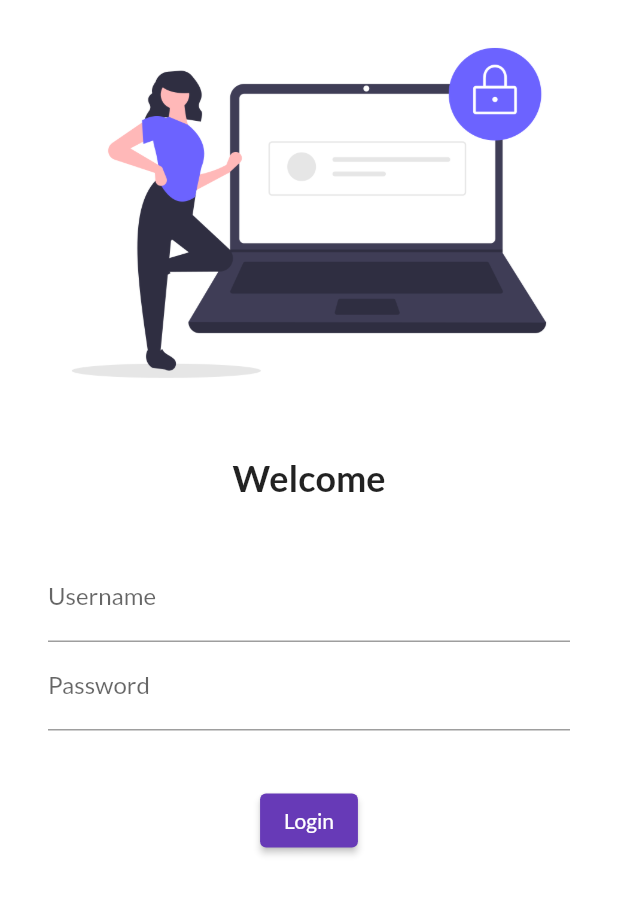
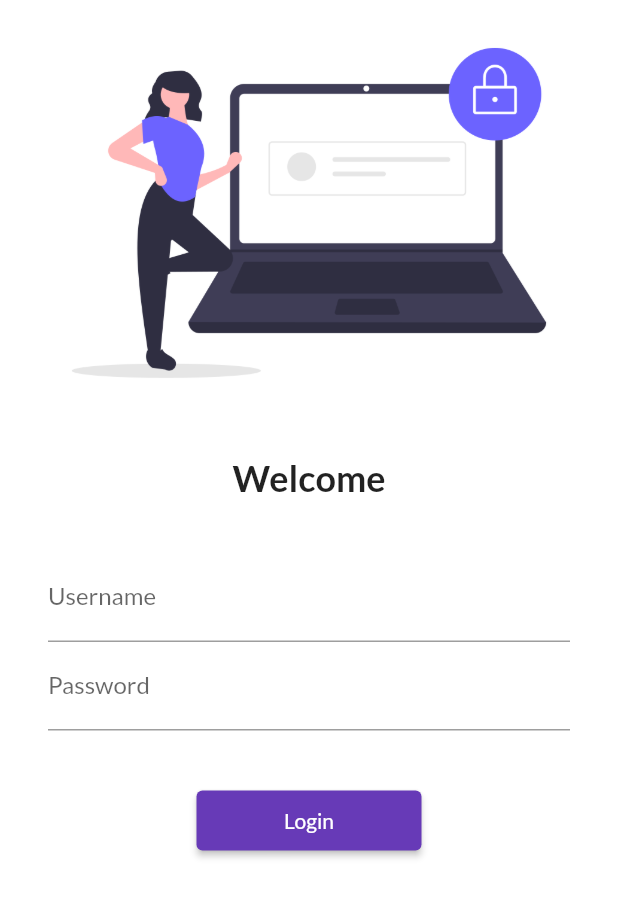
Before and after one commit to exanwar/30DaysOfFlutter, a Flutter app: the screen it shows after launch, on a phone screen of 412 x 824 dp. Shown: the top 897 px of the screen. Run offline on Flutter 3.47's test engine with Material 2 defaults, Android fonts, the phone set to English and light mode, and no system bars; our stand-ins replace google_fonts.

Commit message:
Day 5 Complete

```diff
--- a/lib/main.dart
+++ b/lib/main.dart
@@ -3,6 +3,7 @@
 import 'package:mtechviral/pages/home_page.dart';
 import 'package:mtechviral/pages/login_page.dart';
 import 'package:google_fonts/google_fonts.dart';
+import 'package:mtechviral/utils/routes.dart';
 
 void main() {
   SystemChrome.setSystemUIOverlayStyle(
@@ -41,8 +42,11 @@
 
       //for Dark Theme Mode
       darkTheme: ThemeData(brightness: Brightness.dark),
-      initialRoute: '/',
-      routes: {"/": (context) => LoginPage(), "/home": (context) => HomePage()},
+      initialRoute: MyRoutes.loginRoute,
+      routes: {
+        MyRoutes.loginRoute: (context) => LoginPage(),
+        MyRoutes.homeRoute: (context) => HomePage()
+      },
     );
   }
 }
--- a/lib/pages/login_page.dart
+++ b/lib/pages/login_page.dart
@@ -1,5 +1,6 @@
 import 'package:flutter/material.dart';
 import 'package:flutter/services.dart';
+import 'package:mtechviral/utils/routes.dart';
 
 class LoginPage extends StatelessWidget {
   @override
@@ -43,7 +44,12 @@
               ),
             ),
             SizedBox(height: 20.0),
-            ElevatedButton(onPressed: () {}, child: Text('Login'))
+            ElevatedButton(
+                onPressed: () {
+                  Navigator.pushNamed(context, MyRoutes.homeRoute);
+                },
+                style: TextButton.styleFrom(minimumSize: Size(150, 40)),
+                child: Text('Login'))
           ],
         ),
       ),
--- /dev/null
+++ b/lib/utils/routes.dart
@@ -0,0 +1,4 @@
+class MyRoutes {
+  static String loginRoute = '/login';
+  static String homeRoute = '/';
+}
```
